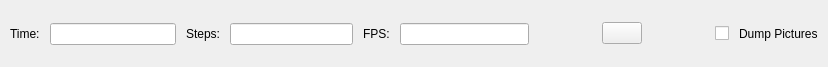
Qt form src/gui/Animate.ui (openscad/openscad) before a commit.
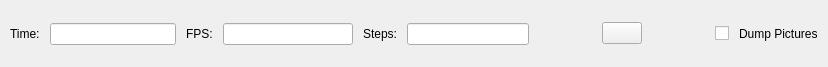
The same form after that commit. Icons and pictures are not drawn.

Commit message: steps and fps to where they orginally where

The edit to the form file:
```diff
--- a/src/gui/Animate.ui
+++ b/src/gui/Animate.ui
@@ -69,7 +69,10 @@
     </layout>
    </item>
    <item>
-    <layout class="QFormLayout" name="formLayout_steps">
+    <layout class="QFormLayout" name="formLayout_fps">
+     <property name="rowWrapPolicy">
+      <enum>QFormLayout::DontWrapRows</enum>
+     </property>
      <property name="formAlignment">
       <set>Qt::AlignLeading|Qt::AlignLeft|Qt::AlignVCenter</set>
      </property>
@@ -77,14 +80,14 @@
       <number>0</number>
      </property>
      <item row="0" column="0">
-      <widget class="QLabel" name="label_steps">
+      <widget class="QLabel" name="label_fps">
        <property name="text">
-        <string>Steps:</string>
+        <string>FPS:</string>
        </property>
       </widget>
      </item>
      <item row="0" column="1">
-      <widget class="QLineEdit" name="e_fsteps">
+      <widget class="QLineEdit" name="e_fps">
        <property name="minimumSize">
         <size>
          <width>20</width>
@@ -99,10 +102,7 @@
     </layout>
    </item>
    <item>
-    <layout class="QFormLayout" name="formLayout_fps">
-     <property name="rowWrapPolicy">
-      <enum>QFormLayout::DontWrapRows</enum>
-     </property>
+    <layout class="QFormLayout" name="formLayout_steps">
      <property name="formAlignment">
       <set>Qt::AlignLeading|Qt::AlignLeft|Qt::AlignVCenter</set>
      </property>
@@ -110,14 +110,14 @@
       <number>0</number>
      </property>
      <item row="0" column="0">
-      <widget class="QLabel" name="label_fps">
+      <widget class="QLabel" name="label_steps">
        <property name="text">
-        <string>FPS:</string>
+        <string>Steps:</string>
        </property>
       </widget>
      </item>
      <item row="0" column="1">
-      <widget class="QLineEdit" name="e_fps">
+      <widget class="QLineEdit" name="e_fsteps">
        <property name="minimumSize">
         <size>
          <width>20</width>
```
